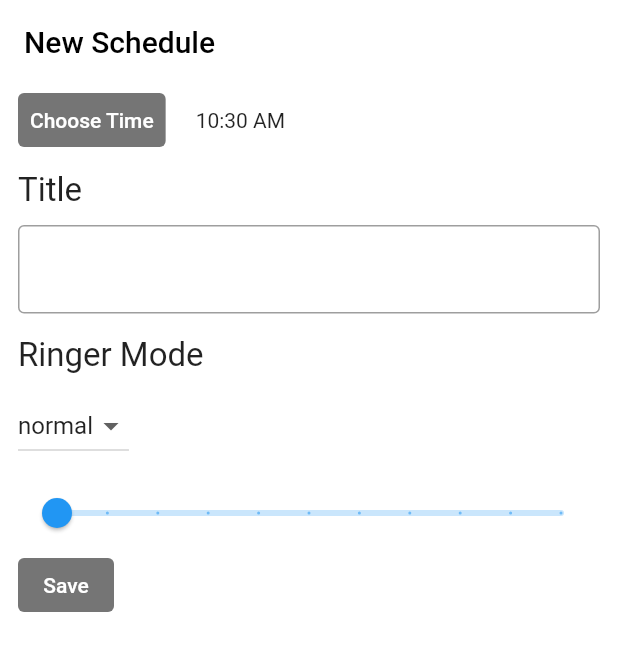
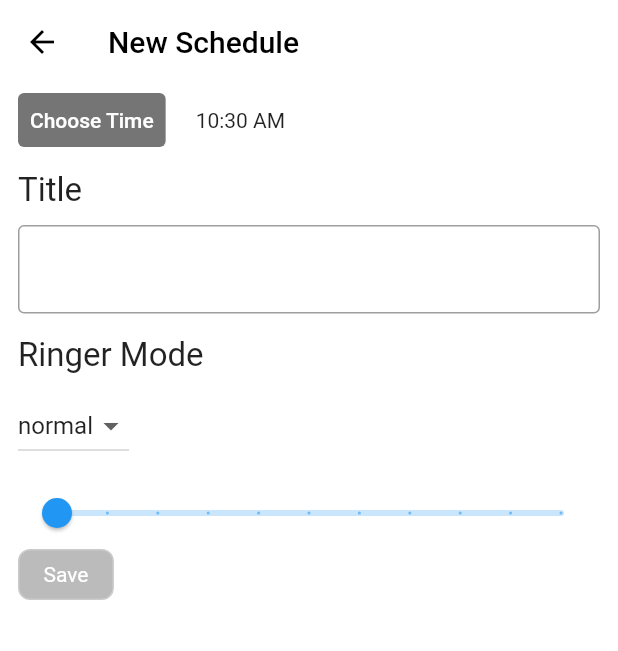
Before and after one commit to dk5761/scheduler, a Flutter app: the NewSchedule screen opened directly, on a phone screen of 412 x 824 dp. Shown: the top 651 px of the screen. Run offline on Flutter 3.47's test engine with Material 2 defaults, Android fonts, the phone set to English and light mode, and no system bars; our stand-ins replace auto_route, flutter_riverpod, freezed_annotation, sqflite; accounts and stored records are empty.

Commit message:
done with new schedule

```diff
--- a/lib/main.dart
+++ b/lib/main.dart
@@ -3,5 +3,5 @@ import 'package:flutter_riverpod/flutter_riverpod.dart';
 import 'package:scheduler/src/app.dart';
 
 void main() {
-  runApp(const ProviderScope(child: MyApp()));
+  runApp(ProviderScope(child: MyApp()));
 }
--- a/lib/src/app.dart
+++ b/lib/src/app.dart
@@ -1,20 +1,22 @@
 import 'package:flutter/material.dart';
 import 'package:flutter_riverpod/flutter_riverpod.dart';
-import 'package:scheduler/src/features/scheduler/presentation/pages/home_page.dart';
-import 'package:scheduler/src/features/scheduler/presentation/pages/new_update_schedule_page.dart';
+import 'package:scheduler/src/routing/routing.gr.dart';
 
 class MyApp extends ConsumerWidget {
-  const MyApp({Key? key}) : super(key: key);
+  MyApp({Key? key}) : super(key: key);
+
+  final _appRouter = AppRouter();
 
   // This widget is the root of your application.
   @override
   Widget build(BuildContext context, WidgetRef ref) {
     return Builder(builder: (context) {
-      return const MaterialApp(
+      return MaterialApp.router(
         debugShowCheckedModeBanner: false,
         title: 'Daily Task',
         themeMode: ThemeMode.dark,
-        home: NewSchedule(),
+        routeInformationParser: _appRouter.defaultRouteParser(),
+        routerDelegate: _appRouter.delegate(),
       );
     });
   }
--- a/lib/src/common/custom_button.dart
+++ b/lib/src/common/custom_button.dart
@@ -0,0 +1,38 @@
+import 'package:flutter/material.dart';
+import 'package:flutter_riverpod/flutter_riverpod.dart';
+
+class CustomButton extends ConsumerWidget {
+  const CustomButton(
+      {Key? key,
+      required this.text,
+      required this.onTap,
+      this.textStyle,
+      this.backgroundColor})
+      : super(key: key);
+
+  final String text;
+  final VoidCallback onTap;
+  final TextStyle? textStyle;
+  final Color? backgroundColor;
+
+  @override
+  Widget build(BuildContext context, WidgetRef ref) {
+    return InkWell(
+      onTap: onTap,
+      child: Container(
+        padding: const EdgeInsets.symmetric(horizontal: 16, vertical: 8),
+        decoration: BoxDecoration(
+            color: backgroundColor ?? const Color.fromARGB(255, 188, 187, 187),
+            border: Border.all(
+              width: 1,
+              color: const Color.fromARGB(255, 204, 203, 203),
+            ),
+            borderRadius: const BorderRadius.all(Radius.circular(8))),
+        child: Text(
+          text,
+          style: textStyle,
+        ),
+      ),
+    );
+  }
+}
--- a/lib/src/features/scheduler/data/schedule_database.dart
+++ b/lib/src/features/scheduler/data/schedule_database.dart
@@ -1,9 +1,11 @@
+import 'dart:developer';
+
 import 'package:scheduler/src/features/scheduler/domain/schedule.dart';
 import 'package:sqflite/sqflite.dart';
 import '../../../common/db/app_database.dart';
 
 class ScheduleDatabase extends AppDatabase {
-  final String _tableName = 'schedule1';
+  final String _tableName = 'schedule2';
 
   Future<List<Schedule>> getSchedule() async {
     final db = await database;
@@ -11,6 +13,8 @@ class ScheduleDatabase extends AppDatabase {
       _tableName,
       orderBy: 'id DESC',
     );
+
+    print(maps);
 
     if (maps.isEmpty) return [];
 
--- a/lib/src/features/scheduler/domain/schedule.dart
+++ b/lib/src/features/scheduler/domain/schedule.dart
@@ -4,7 +4,6 @@ import 'dart:convert';
 import 'package:freezed_annotation/freezed_annotation.dart';
 
 import '../../../common/ringermode.dart';
-import 'package:flutter/material.dart';
 part 'schedule.freezed.dart';
 part 'schedule.g.dart';
 
@@ -15,7 +14,7 @@ class Schedule with _$Schedule {
     required final DateTime time,
     required final String title,
     required final RingerMode mode,
-    required final bool active,
+    required final int active,
     required final int volume,
   }) = _Schedule;
 
--- a/lib/src/features/scheduler/domain/schedule_state/schedule_state.dart
+++ b/lib/src/features/scheduler/domain/schedule_state/schedule_state.dart
@@ -4,7 +4,7 @@ import 'package:scheduler/src/features/scheduler/domain/schedule.dart';
 part 'schedule_state.freezed.dart';
 
 @freezed
-abstract class ScheduleState with _$ScheduleState {
+class ScheduleState with _$ScheduleState {
   const factory ScheduleState({
     @Default([]) List<Schedule> schedules,
   }) = _ScheduleState;
--- a/lib/src/features/scheduler/presentation/pages/new_update_schedule_page.dart
+++ b/lib/src/features/scheduler/presentation/pages/new_update_schedule_page.dart
@@ -1,5 +1,9 @@
+import 'dart:developer';
+
 import 'package:flutter/material.dart';
 import 'package:flutter_riverpod/flutter_riverpod.dart';
+import 'package:scheduler/src/common/custom_button.dart';
+import 'package:scheduler/src/features/scheduler/presentation/pages/schedule_controller.dart';
 
 import '../../../../common/ringermode.dart';
 
@@ -15,8 +19,11 @@ class _NewScheduleState extends ConsumerState<NewSchedule> {
   late final TextEditingController _textEditingController =
       TextEditingController();
   RingerMode _ringerMode = RingerMode.normal;
-  String title = "default";
+  String title = "";
   double _currentSliderValue = 0;
+  String? errorText;
+
+  //refs
 
   _selectTime(BuildContext context) async {
     final TimeOfDay? timeOfDay = await showTimePicker(
@@ -40,6 +47,13 @@ class _NewScheduleState extends ConsumerState<NewSchedule> {
   @override
   void initState() {
     super.initState();
+    _textEditingController.addListener(() {
+      if (errorText != null) {
+        setState(() {
+          errorText = null;
+        });
+      }
+    });
   }
 
   @override
@@ -50,10 +64,23 @@ class _NewScheduleState extends ConsumerState<NewSchedule> {
 
   @override
   Widget build(BuildContext context) {
+    final scheduleStateProvider = ref.watch(scheduleProvider.notifier);
+
     Future<void> saveToDb() async {
-      // provider.addSchedule(title, _convertToDateTime(), _ringerMode, true,
-      //     _currentSliderValue.toInt());
-      Navigator.pop(context);
+      log("title : $title");
+      log("convertToDateTime : ${_convertToDateTime()}");
+      log("ringerMode : $_ringerMode");
+      log("slidervalue : ${_currentSliderValue.toInt()}");
+      // Navigator.pop(context);
+
+      if (title.isNotEmpty) {
+        scheduleStateProvider.addSchedule(title, true, _ringerMode,
+            _convertToDateTime(), _currentSliderValue.toInt());
+      } else {
+        setState(() {
+          errorText = "Please enter a value";
+        });
+      }
     }
 
     return Scaffold(
@@ -61,6 +88,9 @@ class _NewScheduleState extends ConsumerState<NewSchedule> {
       appBar: AppBar(
         elevation: 0,
         backgroundColor: Colors.white,
+        iconTheme: const IconThemeData(
+          color: Colors.black, //change your color here
+        ),
         title: const Text(
           "New Schedule",
           style: TextStyle(color: Colors.black),
@@ -102,7 +132,8 @@ class _NewScheduleState extends ConsumerState<NewSchedule> {
           ),
           TextField(
             controller: _textEditingController,
-            decoration: const InputDecoration(border: OutlineInputBorder()),
+            decoration: InputDecoration(
+                border: const OutlineInputBorder(), errorText: errorText),
             onChanged: (value) {
               title = value;
             },
@@ -126,6 +157,9 @@ class _NewScheduleState extends ConsumerState<NewSchedule> {
               onChanged: (RingerMode? value) {
                 setState(() {
                   _ringerMode = value!;
+                  if (value != RingerMode.normal) {
+                    _currentSliderValue = 0;
+                  }
                 });
               }),
           const SizedBox(
@@ -144,15 +178,10 @@ class _NewScheduleState extends ConsumerState<NewSchedule> {
                   },
                 )
               : const SizedBox(),
-          TextButton(
-            style: ButtonStyle(
-                backgroundColor:
-                    MaterialStateProperty.all<Color>(Colors.black54)),
-            onPressed: saveToDb,
-            child: const Text(
-              "Save",
-              style: TextStyle(color: Colors.white),
-            ),
+          CustomButton(
+            text: "Save",
+            textStyle: const TextStyle(color: Colors.white),
+            onTap: saveToDb,
           )
         ]),
       ),
--- a/pubspec.yaml
+++ b/pubspec.yaml
@@ -65,6 +65,7 @@ dev_dependencies:
   build_runner: ^2.2.0
   freezed: ^2.1.0+1
   json_serializable: ^6.3.1
+  auto_route_generator: ^4.2.1
 
 # For information on the generic Dart part of this file, see the
 # following page: https://dart.dev/tools/pub/pubspec
```
Also changed, not shown: lib/src/common/db/app_database.dart (+5 -5 lines), lib/src/features/scheduler/presentation/pages/home_page.dart (+18 -7 lines), lib/src/features/scheduler/presentation/pages/schedule_controller.dart (+6 -6 lines), lib/src/features/scheduler/presentation/widgets/list_tile.dart (+29 -21 lines), lib/src/routing/routing.dart (added, +14 -0 lines), lib/src/features/scheduler/domain/schedule.freezed.dart, lib/src/features/scheduler/domain/schedule.g.dart, lib/src/routing/routing.gr.dart (added), pubspec.lock.
